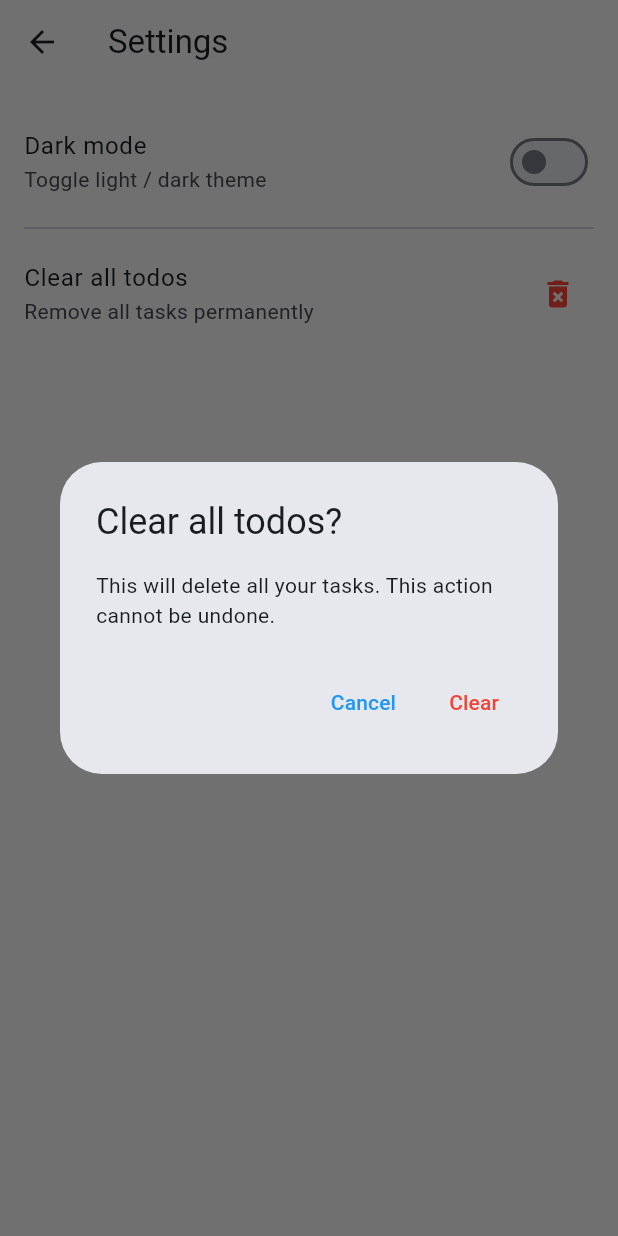
After one commit to ramanathanMuthuraman/todo_app, a Flutter app: the SettingsScreen screen opened directly, after a tap on the "delete forever" icon, on a phone screen of 412 x 824 dp. The commit adds this screen. Run offline on Flutter 3.47's test engine with Material 3 defaults, Android fonts, the phone set to English and light mode, and no system bars; our stand-ins replace shared_preferences; accounts and stored records are empty.

Commit message:
Add navigation to connect mutiple screens

```diff
--- /dev/null
+++ b/lib/settings_screen.dart
@@ -0,0 +1,83 @@
+import 'package:flutter/material.dart';
+
+import 'theme_controller.dart';
+import 'todo/todo_controller.dart';
+
+class SettingsScreen extends StatelessWidget {
+  const SettingsScreen({super.key});
+
+  @override
+  Widget build(BuildContext context) {
+    final theme = ThemeControllerProvider.of(context);
+    final todos = TodoControllerProvider.of(context);
+
+    final isDark = theme.isDark;
+
+    return Scaffold(
+      appBar: AppBar(title: const Text('Settings')),
+      body: ListView(
+        padding: const EdgeInsets.all(16),
+        children: [
+          // Theme section
+          ListTile(
+            contentPadding: EdgeInsets.zero,
+            title: const Text('Dark mode'),
+            subtitle: const Text('Toggle light / dark theme'),
+            trailing: Switch(
+              value: isDark,
+              onChanged: (_) {
+                theme.toggle();
+              },
+            ),
+          ),
+          const Divider(),
+
+          // Clear todos section
+          ListTile(
+            contentPadding: EdgeInsets.zero,
+            title: const Text('Clear all todos'),
+            subtitle: const Text('Remove all tasks permanently'),
+            trailing: IconButton(
+              icon: const Icon(Icons.delete_forever),
+              color: Colors.red,
+              onPressed: () async {
+                final confirmed = await showDialog<bool>(
+                  context: context,
+                  builder: (context) {
+                    return AlertDialog(
+                      title: const Text('Clear all todos?'),
+                      content: const Text(
+                        'This will delete all your tasks. This action cannot be undone.',
+                      ),
+                      actions: [
+                        TextButton(
+                          onPressed: () => Navigator.of(context).pop(false),
+                          child: const Text('Cancel'),
+                        ),
+                        TextButton(
+                          onPressed: () => Navigator.of(context).pop(true),
+                          child: const Text(
+                            'Clear',
+                            style: TextStyle(color: Colors.red),
+                          ),
+                        ),
+                      ],
+                    );
+                  },
+                );
+
+                if (confirmed == true) {
+                  await todos.clearAll();
+                  if (!context.mounted) return;
+                  ScaffoldMessenger.of(context).showSnackBar(
+                    const SnackBar(content: Text('All todos cleared')),
+                  );
+                }
+              },
+            ),
+          ),
+        ],
+      ),
+    );
+  }
+}
--- a/lib/todo/todo_controller.dart
+++ b/lib/todo/todo_controller.dart
@@ -36,6 +36,12 @@ class TodoController extends ChangeNotifier {
 
     _sort();
     _applyFilters();
+  }
+
+  Future<void> clearAll() async {
+    _todos.clear();
+    _applyFilters(); // will call notifyListeners()
+    await saveTodos(); // persist the empty list
   }
 
   // Save all todos
--- a/lib/todo/todo_list_item.dart
+++ b/lib/todo/todo_list_item.dart
@@ -7,6 +7,7 @@ class TodoListItem extends StatelessWidget {
   final bool isDone;
   final VoidCallback onToggle;
   final VoidCallback onEdit;
+  final VoidCallback? onTap;
 
   const TodoListItem({
     super.key,
@@ -15,6 +16,7 @@ class TodoListItem extends StatelessWidget {
     required this.isDone,
     required this.onToggle,
     required this.onEdit,
+    this.onTap,
   });
 
   @override
@@ -42,6 +44,7 @@ class TodoListItem extends StatelessWidget {
               borderRadius: BorderRadius.circular(12),
             ),
             child: ListTile(
+              onTap: onTap,
               contentPadding: const EdgeInsets.symmetric(
                 horizontal: 12,
                 vertical: 4,
```
Also changed, not shown: lib/todo_detail_screen.dart (added, +147 -0 lines), lib/todo_screen.dart (+17 -0 lines).
